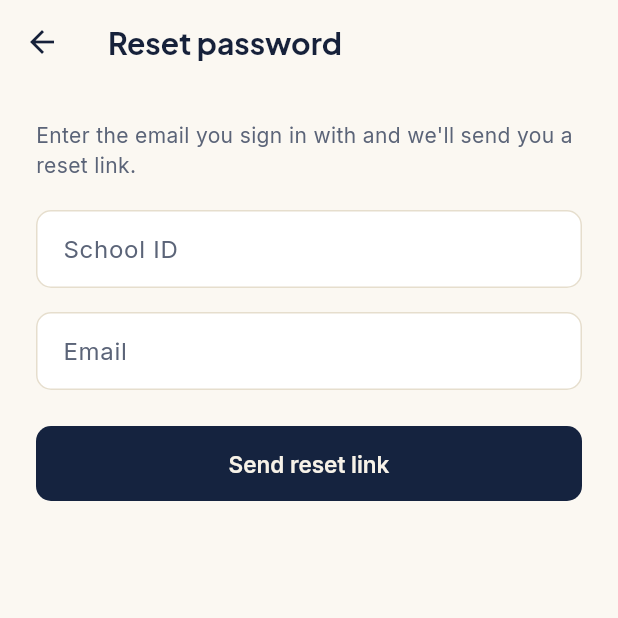
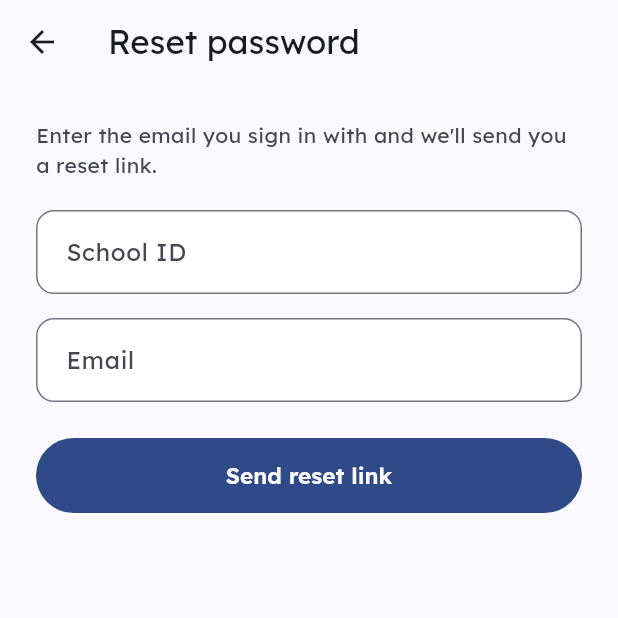
Before and after one commit to RSPTechSolution/EDUVIA, a Flutter app: the screen it shows after launch, after a tap on "Forgot password?", on a phone screen of 412 x 824 dp, the top half of it. Run offline on Flutter 3.47's test engine with Material 3 defaults, Android fonts, the phone set to English and light mode, and no system bars; our stand-ins replace dio, flutter_riverpod, flutter_secure_storage, geolocator, go_router, google_fonts; network calls fail.

Commit message:
Theme version 2: Material 3 in light and dark, with Lexend
- Web: Material 3 colour roles from the Vidyanexa navy in light and dark, Lexend for all text, pill buttons, outlined cards, tonal navigation drawer, solid hero panels instead of gradients, glass utilities and a 3D product shot on the public home
- Public site: glass header with a light/dark switch, two-column hero with floating glass cards, plan prices shown + GST with the total, schema.org offers marked as excluding GST
- Flutter: the same Material 3 scheme and Lexend, stadium buttons, tonal navigation bar, solid summary panels
- Status badges use the background colour for text, so they stay readable in dark mode
- Marketing screenshots retaken in the new theme

Version 1 remains at tag theme-v1.

Co-Authored-By: Claude Opus 5.5 <noreply@anthropic.com>

```diff
--- a/mobile/lib/core/theme/app_theme.dart
+++ b/mobile/lib/core/theme/app_theme.dart
@@ -1,33 +1,98 @@
+import 'package:flutter/cupertino.dart' show CupertinoPageTransitionsBuilder;
 import 'package:flutter/material.dart';
 import 'package:google_fonts/google_fonts.dart';
 
-/// The Vidyanexa palette (brand/README.md): Ink Navy, Antique Gold and Ivory. Same as the web app.
+/// Theme version 2: Material 3 roles from the Vidyanexa navy, the same values as the web app (web/src/app/globals.css).
 class Brand {
-  static const primary = Color(0xFF15233F); // Ink Navy
-  static const primaryDark = Color(0xFFD9AE62); // gold leads in dark mode
-  static const navy = Color(0xFF15233F);
-  static const gold = Color(0xFFB8893C);
-  static const ivory = Color(0xFFF7F2E8);
-  static const success = Color(0xFF067D4D);
-  static const successDark = Color(0xFF54CC8E);
-  static const warning = Color(0xFFA65D00);
-  static const warningDark = Color(0xFFEEB154);
-  static const info = Color(0xFF057688);
-  static const danger = Color(0xFFC51D24);
-  static const dangerDark = Color(0xFFF66D67);
-  static const teal = Color(0xFFB8893C); // illustrations now use the gold family
-  static const green = Color(0xFFE2BE74);
-  static const sun = Color(0xFFC9963F);
+  static const navy = Color(0xFF15233F); // the crest's Ink Navy
+  static const gold = Color(0xFFB8893C); // the crest's Antique Gold
 
-  static const bgLight = Color(0xFFFBF8F2);
-  static const fg = Color(0xFF16213A);
-  static const muted = Color(0xFF5B6478);
-  static const border = Color(0xFFE6DECD);
-  static const bgDark = Color(0xFF0E1729);
-  static const cardDark = Color(0xFF15233F);
-  static const fgDark = Color(0xFFF2ECDF);
-  static const mutedDark = Color(0xFFA9B0C0);
+  static const success = Color(0xFF006D3D);
+  static const successDark = Color(0xFF7DDB9F);
+  static const warning = Color(0xFF8B5000);
+  static const warningDark = Color(0xFFFFB95C);
+  static const info = Color(0xFF00629E);
+  static const infoDark = Color(0xFF9ACBFF);
+  static const danger = Color(0xFFBA1A1A);
+  static const dangerDark = Color(0xFFFFB4AB);
 }
+
+/// The single place the app's typeface is chosen. Swap the builder to change it everywhere.
+TextTheme _fontTheme(TextTheme base) => GoogleFonts.lexendTextTheme(base);
+
+const _light = ColorScheme(
+  brightness: Brightness.light,
+  primary: Color(0xFF2F4A86),
+  onPrimary: Color(0xFFFFFFFF),
+  primaryContainer: Color(0xFFD9E2FF),
+  onPrimaryContainer: Color(0xFF001944),
+  secondary: Color(0xFF575E71),
+  onSecondary: Color(0xFFFFFFFF),
+  secondaryContainer: Color(0xFFDCE2F9),
+  onSecondaryContainer: Color(0xFF141B2C),
+  tertiary: Color(0xFF785A00),
+  onTertiary: Color(0xFFFFFFFF),
+  tertiaryContainer: Color(0xFFFFDEA6),
+  onTertiaryContainer: Color(0xFF261900),
+  error: Color(0xFFBA1A1A),
+  onError: Color(0xFFFFFFFF),
+  errorContainer: Color(0xFFFFDAD6),
+  onErrorContainer: Color(0xFF410002),
+  surface: Color(0xFFFAF9FD),
+  onSurface: Color(0xFF1A1B21),
+  onSurfaceVariant: Color(0xFF45464F),
+  outline: Color(0xFF757680),
+  outlineVariant: Color(0xFFC5C6D0),
+  surfaceContainerLowest: Color(0xFFFFFFFF),
+  surfaceContainerLow: Color(0xFFF4F3FA),
+  surfaceContainer: Color(0xFFEEEDF4),
+  surfaceContainerHigh: Color(0xFFE9E7EF),
+  surfaceContainerHighest: Color(0xFFE3E2E9),
+  surfaceDim: Color(0xFFDAD9E0),
+  surfaceBright: Color(0xFFFAF9FD),
+  inverseSurface: Color(0xFF2F3036),
+  onInverseSurface: Color(0xFFF1F0F7),
+  inversePrimary: Color(0xFFB0C6FF),
+  shadow: Color(0xFF000000),
+  scrim: Color(0xFF000000),
+);
+
+const _dark = ColorScheme(
+  brightness: Brightness.dark,
+  primary: Color(0xFFB0C6FF),
+  onPrimary: Color(0xFF172E60),
+  primaryContainer: Color(0xFF2F4578),
+  onPrimaryContainer: Color(0xFFD9E2FF),
+  secondary: Color(0xFFC0C6DC),
+  onSecondary: Color(0xFF2A3042),
+  secondaryContainer: Color(0xFF3E4759),
+  onSecondaryContainer: Color(0xFFDCE2F9),
+  tertiary: Color(0xFFE2BE74),
+  onTertiary: Color(0xFF3F2E00),
+  tertiaryContainer: Color(0xFF5D4200),
+  onTertiaryContainer: Color(0xFFFFDEA6),
+  error: Color(0xFFFFB4AB),
+  onError: Color(0xFF690005),
+  errorContainer: Color(0xFF93000A),
+  onErrorContainer: Color(0xFFFFDAD6),
+  surface: Color(0xFF121318),
+  onSurface: Color(0xFFE3E2E9),
+  onSurfaceVariant: Color(0xFFC5C6D0),
+  outline: Color(0xFF8F909A),
+  outlineVariant: Color(0xFF45464F),
+  surfaceContainerLowest: Color(0xFF0D0E13),
+  surfaceContainerLow: Color(0xFF1A1B21),
+  surfaceContainer: Color(0xFF1E1F25),
+  surfaceContainerHigh: Color(0xFF292A2F),
+  surfaceContainerHighest: Color(0xFF34343A),
+  surfaceDim: Color(0xFF121318),
+  surfaceBright: Color(0xFF38393F),
+  inverseSurface: Color(0xFFE3E2E9),
+  onInverseSurface: Color(0xFF2F3036),
+  inversePrimary: Color(0xFF2F4A86),
+  shadow: Color(0xFF000000),
+  scrim: Color(0xFF000000),
+);
 
 /// Status colours that adapt to the theme.
 @immutable
@@ -40,7 +105,7 @@ class StatusColors extends ThemeExtension<StatusColors> {
   final Color danger;
 
   static const light = StatusColors(success: Brand.success, warning: Brand.warning, info: Brand.info, danger: Brand.danger);
-  static const dark = StatusColors(success: Brand.successDark, warning: Brand.warningDark, info: Color(0xFF5CC3D6), danger: Brand.dangerDark);
+  static const dark = StatusColors(success: Brand.successDark, warning: Brand.warningDark, info: Brand.infoDark, danger: Brand.dangerDark);
 
   @override
   StatusColors copyWith({Color? success, Color? warning, Color? info, Color? danger}) => StatusColors(
@@ -63,85 +128,96 @@ class StatusColors extends ThemeExtension<StatusColors> {
 }
 
 class AppTheme {
-  static ThemeData light() => _build(Brightness.light);
-  static ThemeData dark() => _build(Brightness.dark);
+  static ThemeData light() => _build(_light);
+  static ThemeData dark() => _build(_dark);
 
-  static ThemeData _build(Brightness brightness) {
-    final isDark = brightness == Brightness.dark;
-    final scheme = ColorScheme.fromSeed(
-      seedColor: Brand.primary,
-      brightness: brightness,
-      primary: isDark ? Brand.primaryDark : Brand.primary,
-      onPrimary: isDark ? Brand.navy : Brand.ivory,
-      secondary: Brand.gold,
-      onSecondary: Brand.navy,
-      error: isDark ? Brand.dangerDark : Brand.danger,
-      surface: isDark ? Brand.cardDark : Colors.white,
-      onSurface: isDark ? Brand.fgDark : Brand.fg,
-      onSurfaceVariant: isDark ? Brand.mutedDark : Brand.muted,
-      outline: isDark ? const Color(0x33FFFFFF) : Brand.border,
-      outlineVariant: isDark ? const Color(0x1FFFFFFF) : Brand.border,
-    );
+  /// A strong, solid panel that keeps white text readable in both modes (summary cards such as fees due).
+  static Color heroPanel(ColorScheme s) => s.brightness == Brightness.dark ? s.primaryContainer : s.primary;
 
-    final body = GoogleFonts.interTextTheme(ThemeData(brightness: brightness).textTheme);
-    final heading = GoogleFonts.plusJakartaSansTextTheme(body);
-    final textTheme = body.copyWith(
-      displaySmall: heading.displaySmall?.copyWith(fontWeight: FontWeight.w700),
-      headlineLarge: heading.headlineLarge?.copyWith(fontWeight: FontWeight.w700),
-      headlineMedium: heading.headlineMedium?.copyWith(fontWeight: FontWeight.w700),
-      headlineSmall: heading.headlineSmall?.copyWith(fontWeight: FontWeight.w700),
-      titleLarge: heading.titleLarge?.copyWith(fontWeight: FontWeight.w700),
+  static ThemeData _build(ColorScheme scheme) {
+    final isDark = scheme.brightness == Brightness.dark;
+    final base = _fontTheme(ThemeData(brightness: scheme.brightness).textTheme);
+    final textTheme = base.copyWith(
+      displaySmall: base.displaySmall?.copyWith(fontWeight: FontWeight.w600),
+      headlineLarge: base.headlineLarge?.copyWith(fontWeight: FontWeight.w600),
+      headlineMedium: base.headlineMedium?.copyWith(fontWeight: FontWeight.w600),
+      headlineSmall: base.headlineSmall?.copyWith(fontWeight: FontWeight.w600),
+      titleLarge: base.titleLarge?.copyWith(fontWeight: FontWeight.w500),
     ).apply(bodyColor: scheme.onSurface, displayColor: scheme.onSurface);
 
-    final radius = BorderRadius.circular(12);
+    final cardColor = isDark ? scheme.surfaceContainerLow : scheme.surfaceContainerLowest;
+    OutlineInputBorder field(Color c, [double w = 1]) =>
+        OutlineInputBorder(borderRadius: BorderRadius.circular(12), borderSide: BorderSide(color: c, width: w));
+
     return ThemeData(
       useMaterial3: true,
       colorScheme: scheme,
-      brightness: brightness,
-      scaffoldBackgroundColor: isDark ? Brand.bgDark : Brand.bgLight,
+      brightness: scheme.brightness,
+      scaffoldBackgroundColor: scheme.surface,
       textTheme: textTheme,
       extensions: [isDark ? StatusColors.dark : StatusColors.light],
       appBarTheme: AppBarTheme(
-        backgroundColor: isDark ? Brand.bgDark : Brand.bgLight,
+        backgroundColor: scheme.surface,
         foregroundColor: scheme.onSurface,
+        surfaceTintColor: Colors.transparent,
         elevation: 0,
-        scrolledUnderElevation: 0.5,
+        scrolledUnderElevation: 2,
         centerTitle: false,
-        titleTextStyle: textTheme.titleLarge?.copyWith(fontSize: 20),
+        titleTextStyle: textTheme.titleLarge?.copyWith(fontSize: 22, fontWeight: FontWeight.w400),
       ),
       cardTheme: CardThemeData(
-        color: scheme.surface,
+        color: cardColor,
+        surfaceTintColor: Colors.transparent,
         elevation: 0,
         margin: EdgeInsets.zero,
-        shape: RoundedRectangleBorder(borderRadius: radius, side: BorderSide(color: scheme.outlineVariant)),
+        shape: RoundedRectangleBorder(borderRadius: BorderRadius.circular(16), side: BorderSide(color: scheme.outlineVariant)),
       ),
       inputDecorationTheme: InputDecorationTheme(
         filled: true,
-        fillColor: isDark ? Brand.bgDark : Colors.white,
-        contentPadding: const EdgeInsets.symmetric(horizontal: 14, vertical: 14),
-        border: OutlineInputBorder(borderRadius: BorderRadius.circular(10), borderSide: BorderSide(color: scheme.outline)),
-        enabledBorder: OutlineInputBorder(borderRadius: BorderRadius.circular(10), borderSide: BorderSide(color: scheme.outline)),
-        focusedBorder: OutlineInputBorder(borderRadius: BorderRadius.circular(10), borderSide: BorderSide(color: scheme.primary, width: 2)),
+        fillColor: cardColor,
+        contentPadding: const EdgeInsets.symmetric(horizontal: 16, vertical: 16),
+        border: field(scheme.outline),
+        enabledBorder: field(scheme.outline),
+        focusedBorder: field(scheme.primary, 2),
       ),
       filledButtonTheme: FilledButtonThemeData(
         style: FilledButton.styleFrom(
           minimumSize: const Size.fromHeight(50),
-          shape: RoundedRectangleBorder(borderRadius: BorderRadius.circular(10)),
+          shape: const StadiumBorder(),
           textStyle: textTheme.labelLarge?.copyWith(fontWeight: FontWeight.w600, fontSize: 15),
         ),
       ),
       outlinedButtonTheme: OutlinedButtonThemeData(
         style: OutlinedButton.styleFrom(
           minimumSize: const Size.fromHeight(48),
-          shape: RoundedRectangleBorder(borderRadius: BorderRadius.circular(10)),
+          shape: const StadiumBorder(),
+          side: BorderSide(color: scheme.outline),
         ),
       ),
+      textButtonTheme: TextButtonThemeData(style: TextButton.styleFrom(shape: const StadiumBorder())),
+      chipTheme: ChipThemeData(
+        shape: RoundedRectangleBorder(borderRadius: BorderRadius.circular(8)),
+        selectedColor: scheme.secondaryContainer,
+        side: BorderSide(color: scheme.outlineVariant),
+      ),
+      floatingActionButtonTheme: FloatingActionButtonThemeData(
+        backgroundColor: scheme.primaryContainer,
+        foregroundColor: scheme.onPrimaryContainer,
+        shape: RoundedRectangleBorder(borderRadius: BorderRadius.circular(16)),
+      ),
       navigationBarTheme: NavigationBarThemeData(
-        backgroundColor: scheme.surface,
-        indicatorColor: (isDark ? Brand.gold : Brand.gold).withValues(alpha: isDark ? 0.22 : 0.18),
+        backgroundColor: scheme.surfaceContainer,
+        surfaceTintColor: Colors.transparent,
+        indicatorColor: scheme.secondaryContainer,
         labelTextStyle: WidgetStatePropertyAll(textTheme.labelMedium?.copyWith(fontWeight: FontWeight.w600)),
       ),
+      dialogTheme: DialogThemeData(backgroundColor: scheme.surfaceContainerHigh, surfaceTintColor: Colors.transparent),
+      bottomSheetTheme: BottomSheetThemeData(backgroundColor: scheme.surfaceContainerLow, surfaceTintColor: Colors.transparent),
       snackBarTheme: const SnackBarThemeData(behavior: SnackBarBehavior.floating),
+      pageTransitionsTheme: const PageTransitionsTheme(builders: {
+        TargetPlatform.android: FadeForwardsPageTransitionsBuilder(),
+        TargetPlatform.iOS: CupertinoPageTransitionsBuilder(),
+      }),
     );
   }
 }
--- a/mobile/lib/features/exams/exam_screens.dart
+++ b/mobile/lib/features/exams/exam_screens.dart
@@ -4,6 +4,7 @@ import 'package:flutter_riverpod/flutter_riverpod.dart';
 import 'package:go_router/go_router.dart';
 import 'package:intl/intl.dart';
 
+import '../../core/theme/app_theme.dart';
 import '../../core/api/api_client.dart';
 import '../../core/auth/auth_controller.dart';
 import '../../shared/widgets/common.dart';
@@ -156,7 +157,7 @@ class ReportCardScreen extends ConsumerWidget {
               padding: const EdgeInsets.all(18),
               decoration: BoxDecoration(
                 borderRadius: BorderRadius.circular(20),
-                gradient: const LinearGradient(colors: [Color(0xFF14295A), Color(0xFF1565D7)], begin: Alignment.topLeft, end: Alignment.bottomRight),
+                color: AppTheme.heroPanel(Theme.of(context).colorScheme),
               ),
               child: Column(crossAxisAlignment: CrossAxisAlignment.start, children: [
                 Text('${c['exam_name']} · ${c['academic_year']}', style: const TextStyle(color: Colors.white70)),
--- a/mobile/lib/features/fees/fees_screens.dart
+++ b/mobile/lib/features/fees/fees_screens.dart
@@ -4,6 +4,7 @@ import 'package:flutter_riverpod/flutter_riverpod.dart';
 import 'package:go_router/go_router.dart';
 import 'package:intl/intl.dart';
 
+import '../../core/theme/app_theme.dart';
 import '../../core/api/api_client.dart';
 import '../../core/auth/auth_controller.dart';
 import '../../core/auth/session.dart';
@@ -133,8 +134,7 @@ class _DueHero extends StatelessWidget {
       padding: const EdgeInsets.all(20),
       decoration: BoxDecoration(
         borderRadius: BorderRadius.circular(20),
-        gradient: const LinearGradient(colors: [Color(0xFF14295A), Color(0xFF1565D7), Color(0xFF0E8FA8)], begin: Alignment.topLeft, end: Alignment.bottomRight),
-        boxShadow: [BoxShadow(color: const Color(0xFF1565D7).withValues(alpha: 0.3), blurRadius: 18, offset: const Offset(0, 8))],
+        color: AppTheme.heroPanel(Theme.of(context).colorScheme),
       ),
       child: Stack(children: [
         const Positioned(right: -10, bottom: -18, child: Icon(Icons.account_balance_wallet_rounded, size: 110, color: Colors.white10)),
```
Also changed, not shown: 49 other files.
